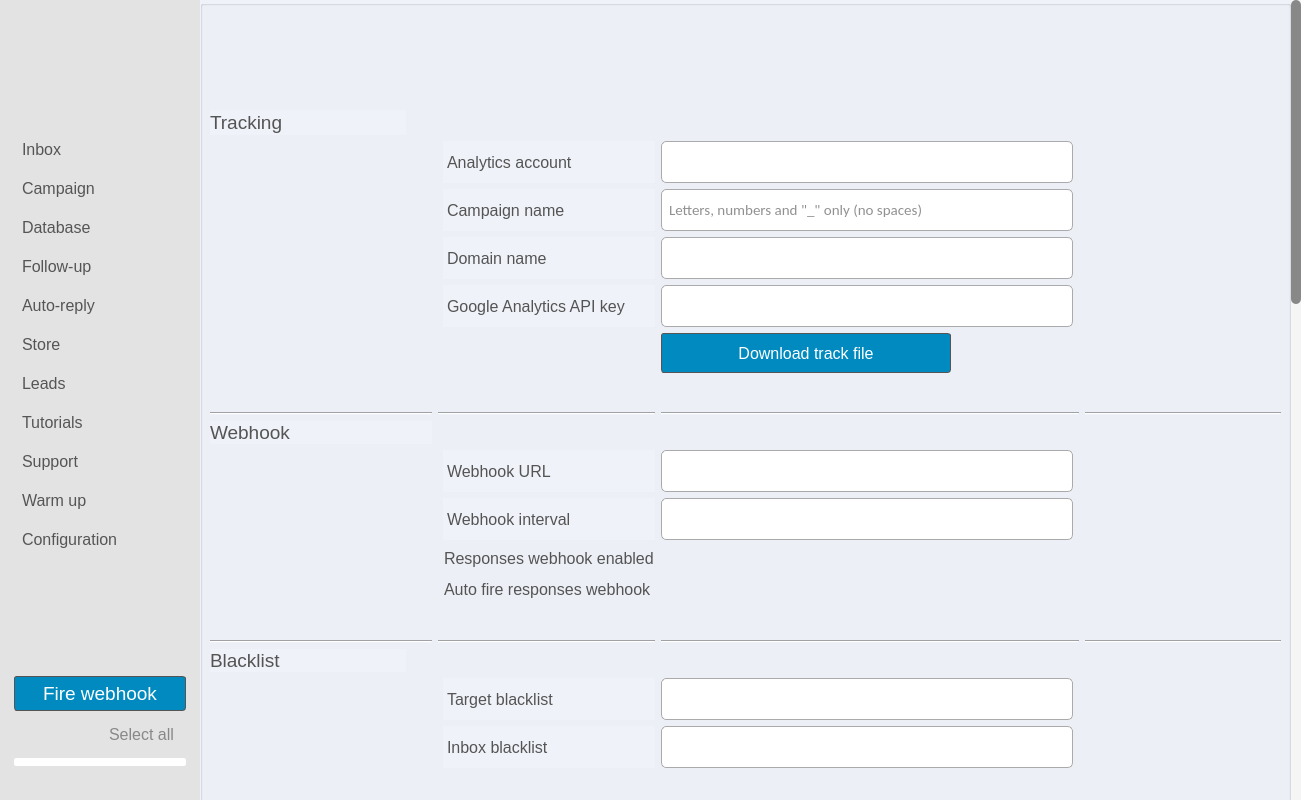
This is ui/gui.ui in moeezmujahid70/Gmonster-App as Qt 5 draws it before an edit. The edited form follows.
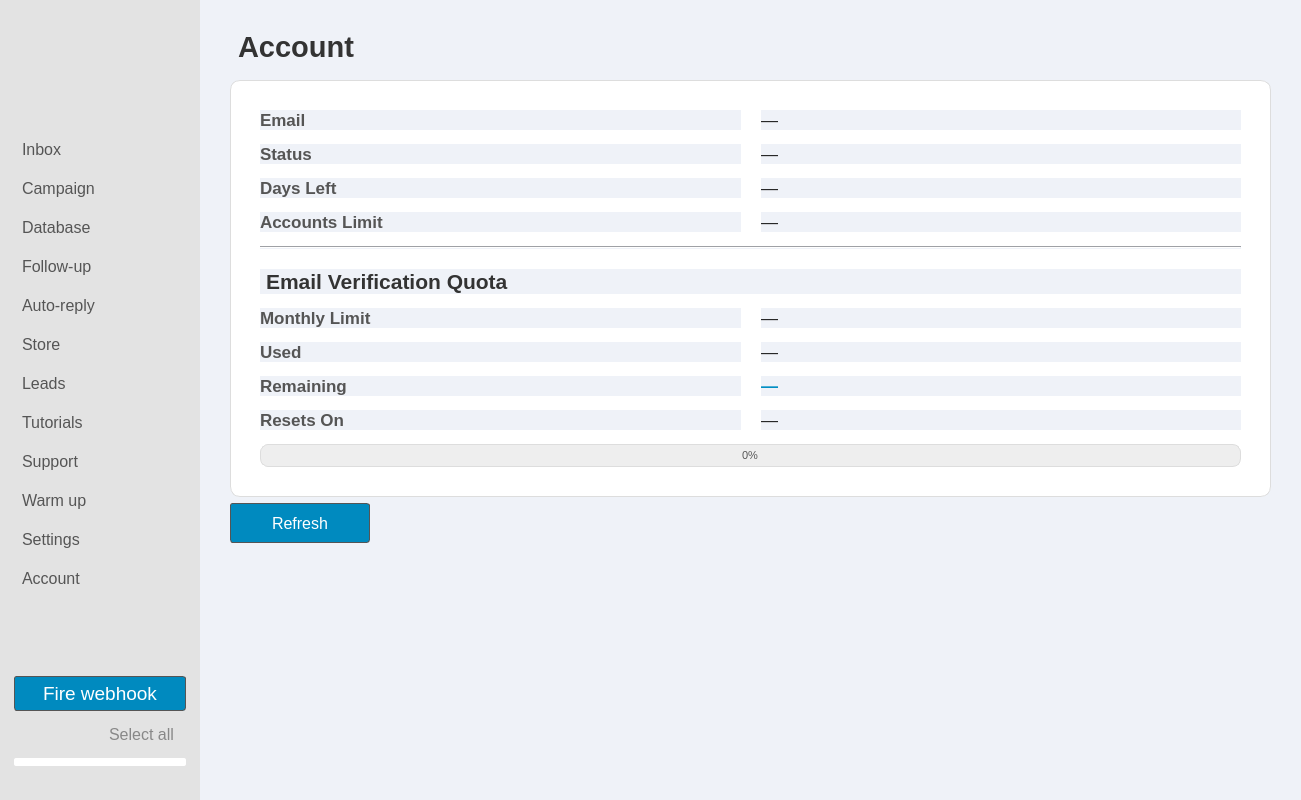
This is the edited form. The open tabs and pages were chosen to show the change. Icons and pictures are not drawn.

Commit message: feat: add account management page and update dependencies for qtawesome

```diff
--- a/ui/gui.ui
+++ b/ui/gui.ui
@@ -237,7 +237,12 @@
                           </item>
                           <item>
                             <property name="text">
-                              <string>Configuration</string>
+                              <string>Settings</string>
+                            </property>
+                          </item>
+                          <item>
+                            <property name="text">
+                              <string>Account</string>
                             </property>
                           </item>
                         </widget>
@@ -8157,6 +8162,438 @@
                 </property>
               </layout>
             </widget>
+            <widget class="QWidget" name="accountPage">
+              <property name="styleSheet">
+                <string notr="true">background-color: #eff2f8;</string>
+              </property>
+              <layout class="QVBoxLayout" name="verticalLayout_account">
+                <property name="leftMargin">
+                  <number>30</number>
+                </property>
+                <property name="topMargin">
+                  <number>30</number>
+                </property>
+                <property name="rightMargin">
+                  <number>30</number>
+                </property>
+                <property name="bottomMargin">
+                  <number>30</number>
+                </property>
+                <item>
+                  <widget class="QLabel" name="label_account_title">
+                    <property name="font">
+                      <font>
+                        <family>Arial</family>
+                        <pointsize>22</pointsize>
+                        <bold>true</bold>
+                      </font>
+                    </property>
+                    <property name="styleSheet">
+                      <string notr="true">color: #333; margin-bottom: 10px;</string>
+                    </property>
+                    <property name="text">
+                      <string>Account</string>
+                    </property>
+                  </widget>
+                </item>
+                <item>
+                  <widget class="QFrame" name="frame_account_card">
+                    <property name="styleSheet">
+                      <string notr="true">QFrame#frame_account_card {
+    background-color: #fff;
+    border-radius: 10px;
+    border: 1px solid #ddd;
+    padding: 20px;
+}</string>
+                    </property>
+                    <property name="frameShape">
+                      <enum>QFrame::StyledPanel</enum>
+                    </property>
+                    <layout class="QGridLayout" name="gridLayout_account">
+                      <property name="horizontalSpacing">
+                        <number>20</number>
+                      </property>
+                      <property name="verticalSpacing">
+                        <number>14</number>
+                      </property>
+                      <item row="0" column="0">
+                        <widget class="QLabel" name="label_account_email_h">
+                          <property name="font">
+                            <font>
+                              <family>Arial</family>
+                              <pointsize>13</pointsize>
+                              <bold>true</bold>
+                            </font>
+                          </property>
+                          <property name="styleSheet">
+                            <string notr="true">color: #555;</string>
+                          </property>
+                          <property name="text">
+                            <string>Email</string>
+                          </property>
+                        </widget>
+                      </item>
+                      <item row="0" column="1">
+                        <widget class="QLabel" name="label_account_email_val">
+                          <property name="font">
+                            <font>
+                              <family>Arial</family>
+                              <pointsize>13</pointsize>
+                            </font>
+                          </property>
+                          <property name="styleSheet">
+                            <string notr="true">color: #222;</string>
+                          </property>
+                          <property name="text">
+                            <string>—</string>
+                          </property>
+                        </widget>
+                      </item>
+                      <item row="1" column="0">
+                        <widget class="QLabel" name="label_account_status_h">
+                          <property name="font">
+                            <font>
+                              <family>Arial</family>
+                              <pointsize>13</pointsize>
+                              <bold>true</bold>
+                            </font>
+                          </property>
+                          <property name="styleSheet">
+                            <string notr="true">color: #555;</string>
+                          </property>
+                          <property name="text">
+                            <string>Status</string>
+                          </property>
+                        </widget>
+                      </item>
+                      <item row="1" column="1">
+                        <widget class="QLabel" name="label_account_status_val">
+                          <property name="font">
+                            <font>
+                              <family>Arial</family>
+                              <pointsize>13</pointsize>
+                            </font>
+                          </property>
+                          <property name="styleSheet">
+                            <string notr="true">color: #222;</string>
+                          </property>
+                          <property name="text">
+                            <string>—</string>
+                          </property>
+                        </widget>
+                      </item>
+                      <item row="2" column="0">
+                        <widget class="QLabel" name="label_account_days_left_h">
+                          <property name="font">
+                            <font>
+                              <family>Arial</family>
+                              <pointsize>13</pointsize>
+                              <bold>true</bold>
+                            </font>
+                          </property>
+                          <property name="styleSheet">
+                            <string notr="true">color: #555;</string>
+                          </property>
+                          <property name="text">
+                            <string>Days Left</string>
+                          </property>
+                        </widget>
+                      </item>
+                      <item row="2" column="1">
+                        <widget class="QLabel" name="label_account_days_left_val">
+                          <property name="font">
+                            <font>
+                              <family>Arial</family>
+                              <pointsize>13</pointsize>
+                            </font>
+                          </property>
+                          <property name="styleSheet">
+                            <string notr="true">color: #222;</string>
+                          </property>
+                          <property name="text">
+                            <string>—</string>
+                          </property>
+                        </widget>
+                      </item>
+                      <item row="3" column="0">
+                        <widget class="QLabel" name="label_account_acc_limit_h">
+                          <property name="font">
+                            <font>
+                              <family>Arial</family>
+                              <pointsize>13</pointsize>
+                              <bold>true</bold>
+                            </font>
+                          </property>
+                          <property name="styleSheet">
+                            <string notr="true">color: #555;</string>
+                          </property>
+                          <property name="text">
+                            <string>Accounts Limit</string>
+                          </property>
+                        </widget>
+                      </item>
+                      <item row="3" column="1">
+                        <widget class="QLabel" name="label_account_acc_limit_val">
+                          <property name="font">
+                            <font>
+                              <family>Arial</family>
+                              <pointsize>13</pointsize>
+                            </font>
+                          </property>
+                          <property name="styleSheet">
+                            <string notr="true">color: #222;</string>
+                          </property>
+                          <property name="text">
+                            <string>—</string>
+                          </property>
+                        </widget>
+                      </item>
+                      <item row="4" column="0" colspan="2">
+                        <widget class="Line" name="line_account_sep1">
+                          <property name="orientation">
+                            <enum>Qt::Horizontal</enum>
+                          </property>
+                        </widget>
+                      </item>
+                      <item row="5" column="0" colspan="2">
+                        <widget class="QLabel" name="label_account_verif_title">
+                          <property name="font">
+                            <font>
+                              <family>Arial</family>
+                              <pointsize>16</pointsize>
+                              <bold>true</bold>
+                            </font>
+                          </property>
+                          <property name="styleSheet">
+                            <string notr="true">color: #333; margin-top: 6px;</string>
+                          </property>
+                          <property name="text">
+                            <string>Email Verification Quota</string>
+                          </property>
+                        </widget>
+                      </item>
+                      <item row="6" column="0">
+                        <widget class="QLabel" name="label_account_verif_limit_h">
+                          <property name="font">
+                            <font>
+                              <family>Arial</family>
+                              <pointsize>13</pointsize>
+                              <bold>true</bold>
+                            </font>
+                          </property>
+                          <property name="styleSheet">
+                            <string notr="true">color: #555;</string>
+                          </property>
+                          <property name="text">
+                            <string>Monthly Limit</string>
+                          </property>
+                        </widget>
+                      </item>
+                      <item row="6" column="1">
+                        <widget class="QLabel" name="label_account_verif_limit_val">
+                          <property name="font">
+                            <font>
+                              <family>Arial</family>
+                              <pointsize>13</pointsize>
+                            </font>
+                          </property>
+                          <property name="styleSheet">
+                            <string notr="true">color: #222;</string>
+                          </property>
+                          <property name="text">
+                            <string>—</string>
+                          </property>
+                        </widget>
+                      </item>
+                      <item row="7" column="0">
+                        <widget class="QLabel" name="label_account_verif_used_h">
+                          <property name="font">
+                            <font>
+                              <family>Arial</family>
+                              <pointsize>13</pointsize>
+                              <bold>true</bold>
+                            </font>
+                          </property>
+                          <property name="styleSheet">
+                            <string notr="true">color: #555;</string>
+                          </property>
+                          <property name="text">
+                            <string>Used</string>
+                          </property>
+                        </widget>
+                      </item>
+                      <item row="7" column="1">
+                        <widget class="QLabel" name="label_account_verif_used_val">
+                          <property name="font">
+                            <font>
+                              <family>Arial</family>
+                              <pointsize>13</pointsize>
+                            </font>
+                          </property>
+                          <property name="styleSheet">
+                            <string notr="true">color: #222;</string>
+                          </property>
+                          <property name="text">
+                            <string>—</string>
+                          </property>
+                        </widget>
+                      </item>
+                      <item row="8" column="0">
+                        <widget class="QLabel" name="label_account_verif_remaining_h">
+                          <property name="font">
+                            <font>
+                              <family>Arial</family>
+                              <pointsize>13</pointsize>
+                              <bold>true</bold>
+                            </font>
+                          </property>
+                          <property name="styleSheet">
+                            <string notr="true">color: #555;</string>
+                          </property>
+                          <property name="text">
+                            <string>Remaining</string>
+                          </property>
+                        </widget>
+                      </item>
+                      <item row="8" column="1">
+                        <widget class="QLabel" name="label_account_verif_remaining_val">
+                          <property name="font">
+                            <font>
+                              <family>Arial</family>
+                              <pointsize>13</pointsize>
+                              <bold>true</bold>
+                            </font>
+                          </property>
+                          <property name="styleSheet">
+                            <string notr="true">color: #028fc3;</string>
+                          </property>
+                          <property name="text">
+                            <string>—</string>
+                          </property>
+                        </widget>
+                      </item>
+                      <item row="9" column="0">
+                        <widget class="QLabel" name="label_account_verif_reset_h">
+                          <property name="font">
+                            <font>
+                              <family>Arial</family>
+                              <pointsize>13</pointsize>
+                              <bold>true</bold>
+                            </font>
+                          </property>
+                          <property name="styleSheet">
+                            <string notr="true">color: #555;</string>
+                          </property>
+                          <property name="text">
+                            <string>Resets On</string>
+                          </property>
+                        </widget>
+                      </item>
+                      <item row="9" column="1">
+                        <widget class="QLabel" name="label_account_verif_reset_val">
+                          <property name="font">
+                            <font>
+                              <family>Arial</family>
+                              <pointsize>13</pointsize>
+                            </font>
+                          </property>
+                          <property name="styleSheet">
+                            <string notr="true">color: #222;</string>
+                          </property>
+                          <property name="text">
+                            <string>—</string>
+                          </property>
+                        </widget>
+                      </item>
+                      <item row="10" column="0" colspan="2">
+                        <widget class="QProgressBar" name="progressBar_account_verif">
+                          <property name="minimumSize">
+                            <size>
+                              <width>0</width>
+                              <height>22</height>
+                            </size>
+                          </property>
+                          <property name="styleSheet">
+                            <string notr="true">QProgressBar {
+    border: 1px solid #ddd;
+    border-radius: 8px;
+    background-color: #eee;
+    text-align: center;
+    font-size: 11px;
+    color: #555;
+}
+QProgressBar::chunk {
+    background-color: #028fc3;
+    border-radius: 7px;
+}</string>
+                          </property>
+                          <property name="maximum">
+                            <number>100</number>
+                          </property>
+                          <property name="value">
+                            <number>0</number>
+                          </property>
+                        </widget>
+                      </item>
+                    </layout>
+                  </widget>
+                </item>
+                <item>
+                  <widget class="QPushButton" name="pushButton_account_refresh">
+                    <property name="minimumSize">
+                      <size>
+                        <width>140</width>
+                        <height>40</height>
+                      </size>
+                    </property>
+                    <property name="maximumSize">
+                      <size>
+                        <width>140</width>
+                        <height>40</height>
+                      </size>
+                    </property>
+                    <property name="font">
+                      <font>
+                        <family>Arial</family>
+                        <pointsize>12</pointsize>
+                      </font>
+                    </property>
+                    <property name="styleSheet">
+                      <string notr="true">QPushButton {
+    border: 1px solid #555;
+    border-radius: 3px;
+    background: rgba(0, 138, 191);
+    padding: 5px 28px;
+    color: rgb(255, 255, 255);
+}
+QPushButton:hover {
+    background: rgba(0, 138, 191, 0.6);
+}
+QPushButton:pressed {
+    border-style: inset;
+    background: rgb(0, 138, 191);
+}</string>
+                    </property>
+                    <property name="text">
+                      <string>Refresh</string>
+                    </property>
+                  </widget>
+                </item>
+                <item>
+                  <spacer name="spacer_account_bottom">
+                    <property name="orientation">
+                      <enum>Qt::Vertical</enum>
+                    </property>
+                    <property name="sizeHint" stdset="0">
+                      <size>
+                        <width>20</width>
+                        <height>40</height>
+                      </size>
+                    </property>
+                  </spacer>
+                </item>
+              </layout>
+            </widget>
           </widget>
         </item>
         <property name="bottomMargin">
```
The commit also changes 4 other files.
